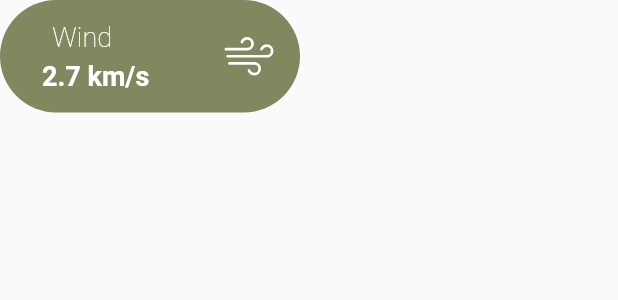
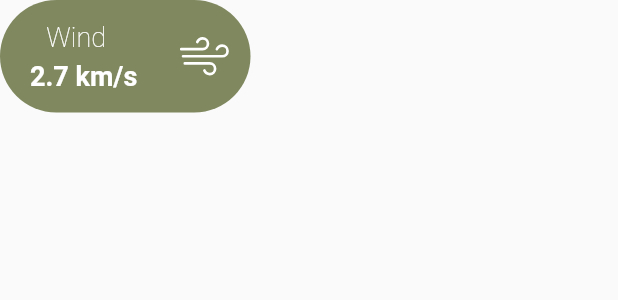
Before and after one commit to iamnileshdutt/aqapplicationfinal, a Flutter app: what pill() shows on an empty page, opened directly, on a phone screen of 412 x 824 dp. Shown: the top 300 px of the screen. Run offline on Flutter 3.47's test engine with Material 2 defaults, Android fonts, the phone set to English and light mode, and no system bars; our stand-ins replace google_fonts, page_transition, phosphor_flutter; missing offline and left inert: open_street_map_search_and_pick.

Commit message:
modified:   lib/screens/formus.dart 	modified:   lib/screens/homepage.dart 	modified:   lib/screens/mapscreen.dart 	modified:   lib/screens/splashScreen.dart

```diff
--- a/lib/screens/formus.dart
+++ b/lib/screens/formus.dart
@@ -17,6 +17,9 @@ class Formz extends StatelessWidget {
           scrollDirection: Axis.vertical,
           child: Column(
             children: [
+              SizedBox(
+                height: 50,
+              ),
               Center(
                 child: Text('Enter Complaint',
                     style: GoogleFonts.openSans(
--- a/lib/screens/homepage.dart
+++ b/lib/screens/homepage.dart
@@ -27,7 +27,7 @@ class Homepage extends StatelessWidget {
           child: Column(
             children: [
               Padding(
-                padding: const EdgeInsets.only(top: 30.0, right: 30, left: 30),
+                padding: const EdgeInsets.only(top: 70.0, right: 30, left: 30),
                 child: Container(
                   width: double.infinity,
                   height: 300,
@@ -139,7 +139,9 @@ class weather extends StatelessWidget {
         child: Column(
           children: [
             Padding(
-              padding: EdgeInsets.only(top: 13.0),
+              padding: EdgeInsets.only(
+                top: 13.0,
+              ),
               child: Row(
                 mainAxisAlignment: MainAxisAlignment.spaceEvenly,
                 children: [
@@ -178,7 +180,7 @@ class weather extends StatelessWidget {
                       iconcolor: Colors.white,
                       maintext: Colors.white),
                   pill(
-                    classi: '     Temperature',
+                    classi: '   Temp.',
                     text: '30',
                     icon: PhosphorIcons.light.thermometerSimple,
                     bg: pillbg,
@@ -219,7 +221,7 @@ class pill extends StatelessWidget {
   Widget build(BuildContext context) {
     return Container(
       height: 75,
-      width: 200,
+      width: 167,
       decoration: BoxDecoration(
         color: bg,
         borderRadius: BorderRadius.circular(60),
@@ -243,7 +245,7 @@ class pill extends StatelessWidget {
                 ),
               ),
               Padding(
-                padding: EdgeInsets.only(left: 28),
+                padding: EdgeInsets.only(left: 20),
                 child: Text(
                   text,
                   style: TextStyle(
@@ -256,13 +258,16 @@ class pill extends StatelessWidget {
             ],
           ),
           Padding(
-            padding: const EdgeInsets.only(right: 15.0),
+            padding: const EdgeInsets.only(left: 18.0),
             child: Icon(
               icon,
               color: iconcolor,
               size: 38,
               weight: 1,
             ),
+          ),
+          SizedBox(
+            width: 4,
           )
         ],
       ),
--- a/lib/screens/mapscreen.dart
+++ b/lib/screens/mapscreen.dart
@@ -49,6 +49,8 @@ class _MapzState extends State<Mapz> {
               ),
               child: SingleChildScrollView(
                 scrollDirection: Axis.vertical,
+                child: Padding(
+                  padding: const EdgeInsets.only(bottom: 90.0),
                   child: Column(children: [
                     Text(
                       'Hazards Nearby',
@@ -78,6 +80,7 @@ class _MapzState extends State<Mapz> {
                       warn: 'Warning Level : Medium',
                     ),
                   ]),
+                ),
               ),
             )
           ],
--- a/lib/screens/splashScreen.dart
+++ b/lib/screens/splashScreen.dart
@@ -42,7 +42,7 @@ class SplashScreen extends StatelessWidget {
                       //color: Colors.white,
                       //borderRadius: BorderRadius.circular(80),
                       ),
-                  child: Image(image: AssetImage('iii.png')),
+                  child: Image(image: AssetImage('assets/iii.png')),
                 ),
                 const SizedBox(
                   height: 15,
```
Lines whose indentation alone changed are shown as unchanged.
